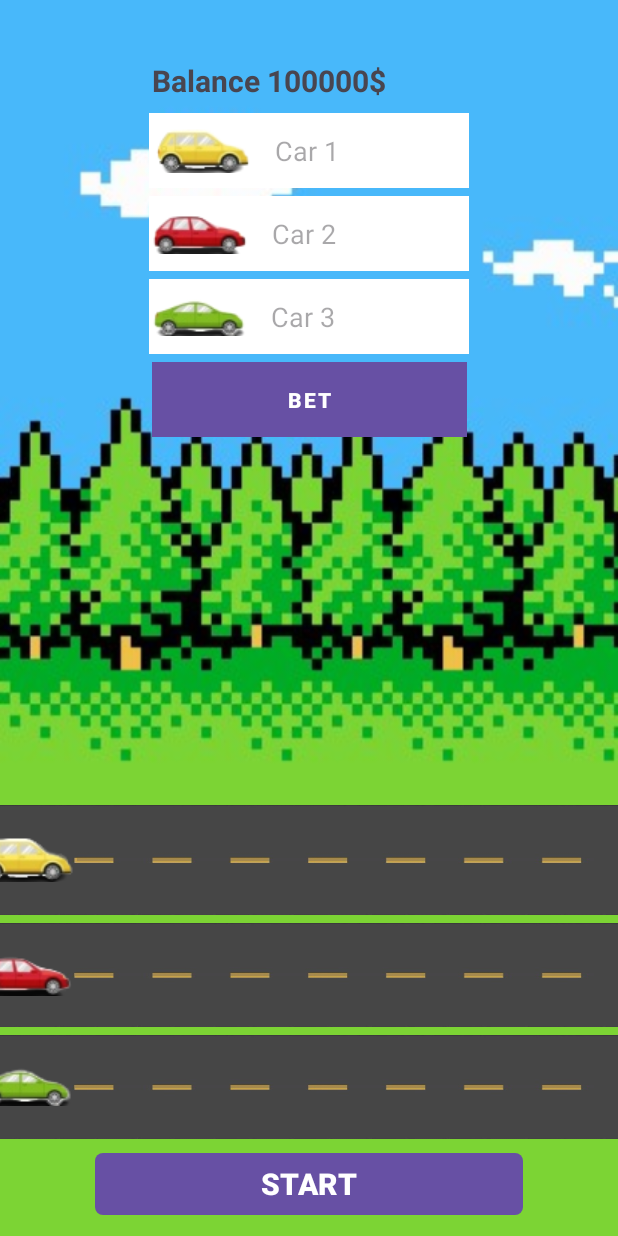
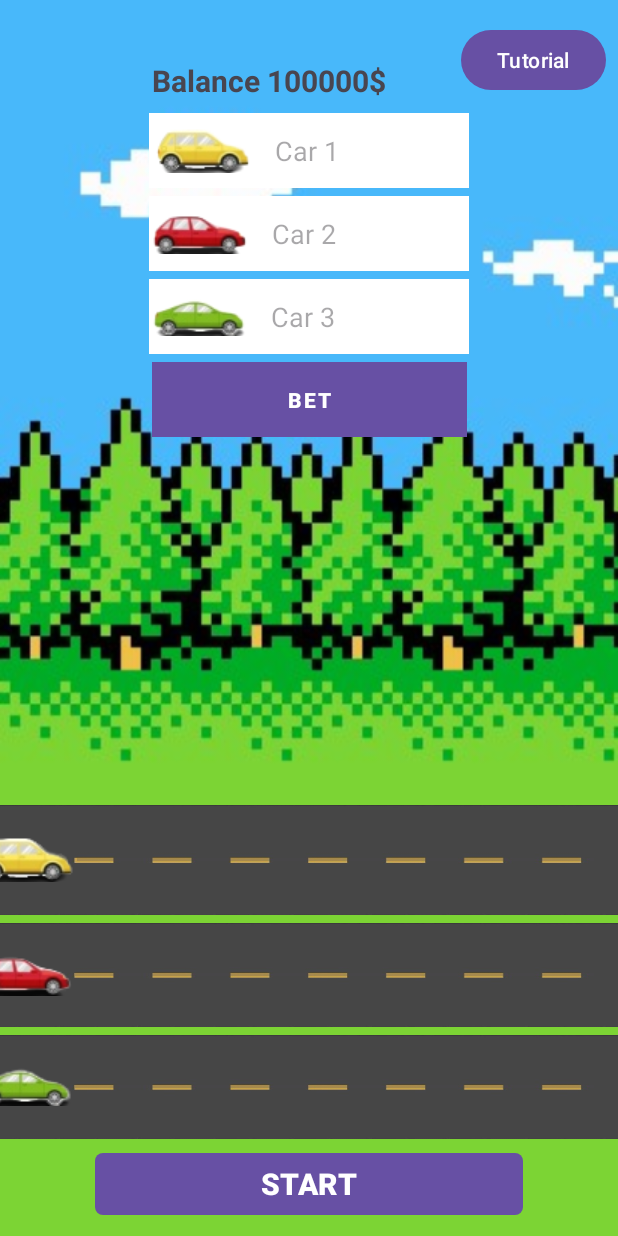
Before and after one commit to ChanhXaoSa/MobileGameProjectPRM, an Android app: the InGameActivity screen opened directly, with no data from a screen before it, on a phone screen of 412 x 824 dp. Run offline under Robolectric (Android 15) with nearby library versions, the phone set to English and light mode, and no system bars.

Commit message:
Update tutorial

```diff
--- a/app/src/main/java/com/example/gameteamproject/InGameActivity.java
+++ b/app/src/main/java/com/example/gameteamproject/InGameActivity.java
@@ -1,5 +1,6 @@
 package com.example.gameteamproject;
 
+import android.content.Intent;
 import android.media.MediaPlayer;
 import android.os.Bundle;
 import android.os.Handler;
@@ -21,7 +22,7 @@ import java.util.Random;
 public class InGameActivity extends AppCompatActivity {
     private final Account account = new Account("a","a",100000);
     private TextView tvBalance, tvWinnerCarName, tvWinnerMoneyGet;
-    private Button btnBet;
+    private Button btnBet, btnTutorial;
     private EditText etnCar1, etnCar2, etnCar3;
     private int betCar1, betCar2, betCar3;
     private int totalMoneyGet = 0;
@@ -44,6 +45,12 @@ public class InGameActivity extends AppCompatActivity {
         betAction();
         startAction();
         showBalance();
+        btnTutorial.setOnClickListener(new View.OnClickListener() {
+            @Override
+            public void onClick(View v) {
+                showTutorial();
+            }
+        });
     }
     private void anhXa() {
         tvBalance = findViewById(R.id.tvBalance);
@@ -55,6 +62,7 @@ public class InGameActivity extends AppCompatActivity {
         sbCar2 = findViewById(R.id.sbCar2);
         sbCar3 = findViewById(R.id.sbCar3);
         btnStart = findViewById(R.id.btnStart);
+        btnTutorial = findViewById(R.id.btnTutorial);
     }
     private void showBalance() {
         String string = "Balance " + account.getMoney() + "$";
@@ -205,4 +213,9 @@ public class InGameActivity extends AppCompatActivity {
     private void stopProgressBar() {
         handler.removeCallbacksAndMessages(null);
     }
+
+    private void showTutorial(){
+        Intent intent = new Intent(this, Tutorial.class);
+        startActivity(intent);
+    }
 }
--- a/app/src/main/res/layout/activity_in_game.xml
+++ b/app/src/main/res/layout/activity_in_game.xml
@@ -131,5 +131,15 @@
         app:layout_constraintEnd_toEndOf="parent"
         app:layout_constraintStart_toStartOf="parent" />
 
+    <Button
+        android:id="@+id/btnTutorial"
+        android:layout_width="wrap_content"
+        android:layout_height="wrap_content"
+        android:layout_marginTop="16dp"
+        android:layout_marginEnd="8dp"
+        android:text="Tutorial"
+        app:layout_constraintEnd_toEndOf="parent"
+        app:layout_constraintTop_toTopOf="parent" />
+
 
 </androidx.constraintlayout.widget.ConstraintLayout>
```
Also changed, not shown: app/src/main/AndroidManifest.xml (+5 -2 lines), app/src/main/java/com/example/gameteamproject/Tutorial.java (added, +14 -0 lines), app/src/main/res/layout/activity_tutorial.xml (added, +26 -0 lines).
